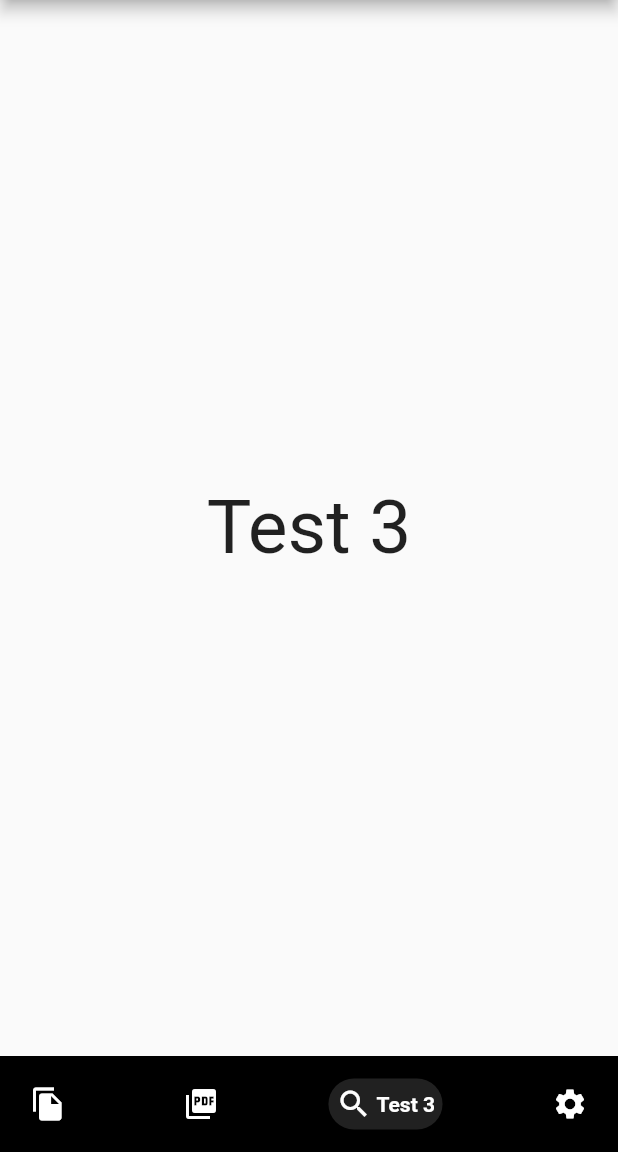
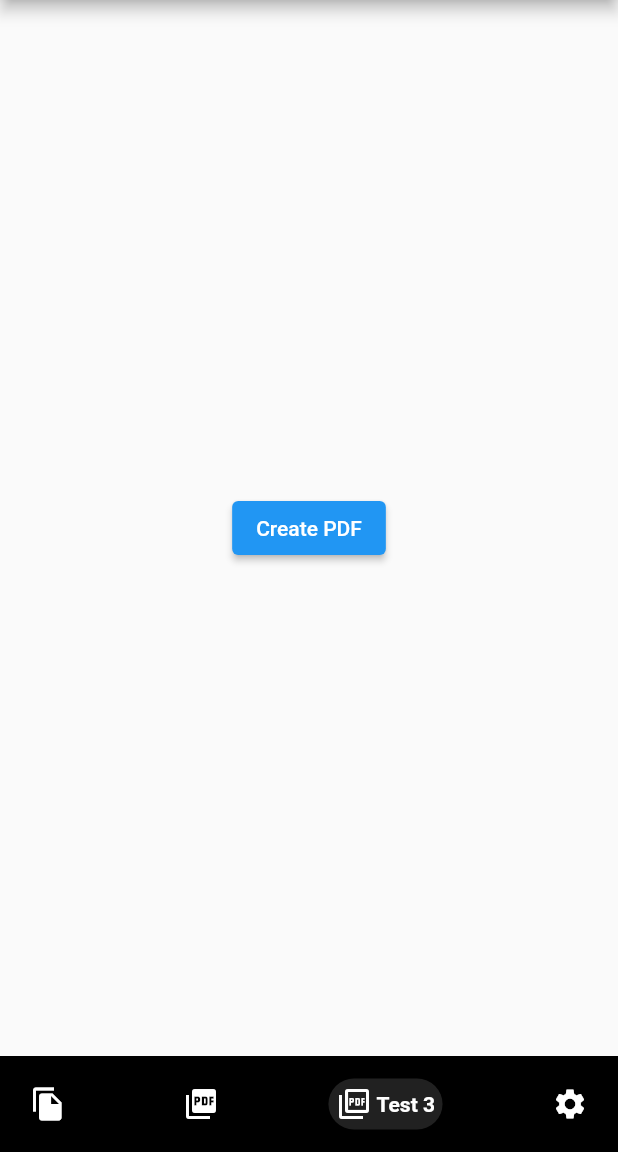
Before and after one commit to petemoyaplg/flutter_file_upload, a Flutter app: the screen it shows after launch, item 3 of the bottom bar chosen, on a phone screen of 412 x 824 dp, the part 84-1236 px from its top. Run offline on Flutter 3.47's test engine with Material 2 defaults, Android fonts, the light colour scheme and no system bars; drawn by our look-alikes of google_nav_bar; our stand-ins replace file_picker, image_picker, open_file, pdf, printing; missing offline and left inert: syncfusion_flutter_pdf.

Commit message:
create pdf with syncfusion_flutter_pdf

```diff
--- a/lib/main.dart
+++ b/lib/main.dart
@@ -1,6 +1,6 @@
 import 'package:flutter/material.dart';
 import 'package:flutter_file_upload/screens/file_upload_page.dart';
-import 'package:flutter_file_upload/screens/account.dart';
+import 'package:flutter_file_upload/screens/pdf_test2.dart';
 import 'package:flutter_file_upload/screens/pdf_test.dart';
 import 'package:flutter_file_upload/screens/settings.dart';
 import 'package:google_nav_bar/google_nav_bar.dart';
@@ -40,7 +40,7 @@ class _MyHomePageState extends State<MyHomePage> {
   final List<Widget> _pages = [
     const FileUploadPage(),
     const PdfTest(),
-    const AccountScreen(),
+    const PdfTest2(),
     const SettingScreen(),
   ];
   _navigateBottomBar(int index) {
@@ -86,7 +86,7 @@ class _MyHomePageState extends State<MyHomePage> {
               text: 'Test 2',
             ),
             GButton(
-              icon: Icons.search,
+              icon: Icons.picture_as_pdf_outlined,
               text: 'Test 3',
             ),
             GButton(
--- a/lib/screens/account.dart
+++ /dev/null
@@ -1,20 +0,0 @@
-import 'package:flutter/material.dart';
-
-class AccountScreen extends StatefulWidget {
-  const AccountScreen({Key? key}) : super(key: key);
-
-  @override
-  State<AccountScreen> createState() => _AccountScreenState();
-}
-
-class _AccountScreenState extends State<AccountScreen> {
-  @override
-  Widget build(BuildContext context) {
-    return const Center(
-      child: Text(
-        'Test 3',
-        style: TextStyle(fontSize: 50),
-      ),
-    );
-  }
-}
--- a/lib/screens/pdf_test.dart
+++ b/lib/screens/pdf_test.dart
@@ -17,7 +17,6 @@ class PdfTest extends StatefulWidget {
 class _PdfTestState extends State<PdfTest> {
   final pdf = pw.Document();
   pdfCreation() async {
-
     final fontData =
         await rootBundle.load("assets/fonts/FjallaOne-Regular.ttf");
     pdf.addPage(
@@ -87,7 +86,7 @@ class _PdfTestState extends State<PdfTest> {
   Widget build(BuildContext context) {
     pdfCreation();
     return Scaffold(
-      body: Center(child: PdfPreview(build: (format)=>pdf.save())),
+      body: Center(child: PdfPreview(build: (format) => pdf.save())),
     );
   }
 
--- /dev/null
+++ b/lib/screens/pdf_test2.dart
@@ -0,0 +1,29 @@
+import 'package:flutter/material.dart';
+import 'package:flutter_file_upload/mobile.dart';
+import 'package:syncfusion_flutter_pdf/pdf.dart';
+
+class PdfTest2 extends StatefulWidget {
+  const PdfTest2({Key? key}) : super(key: key);
+
+  @override
+  State<PdfTest2> createState() => _PdfTest2State();
+}
+
+class _PdfTest2State extends State<PdfTest2> {
+  @override
+  Widget build(BuildContext context) {
+    return Center(
+        child: ElevatedButton(
+            onPressed: _createPDF, child: const Text('Create PDF')));
+  }
+
+  Future<void> _createPDF() async {
+    PdfDocument document = PdfDocument();
+    document.pages.add();
+
+    List<int> bytes = document.save();
+    document.dispose();
+
+    saveAndLanchFile(bytes, 'Output.pdf');
+  }
+}
--- a/pubspec.yaml
+++ b/pubspec.yaml
@@ -42,6 +42,8 @@ dependencies:
   path_provider: ^2.0.10
   printing: ^5.9.1
   printer: ^0.0.5
+  syncfusion_flutter_pdf: ^20.1.57-beta
+  open_file: ^3.2.1
 
 dev_dependencies:
   flutter_test:
```
Also changed, not shown: lib/mobile.dart (added, +11 -0 lines), pubspec.lock.
